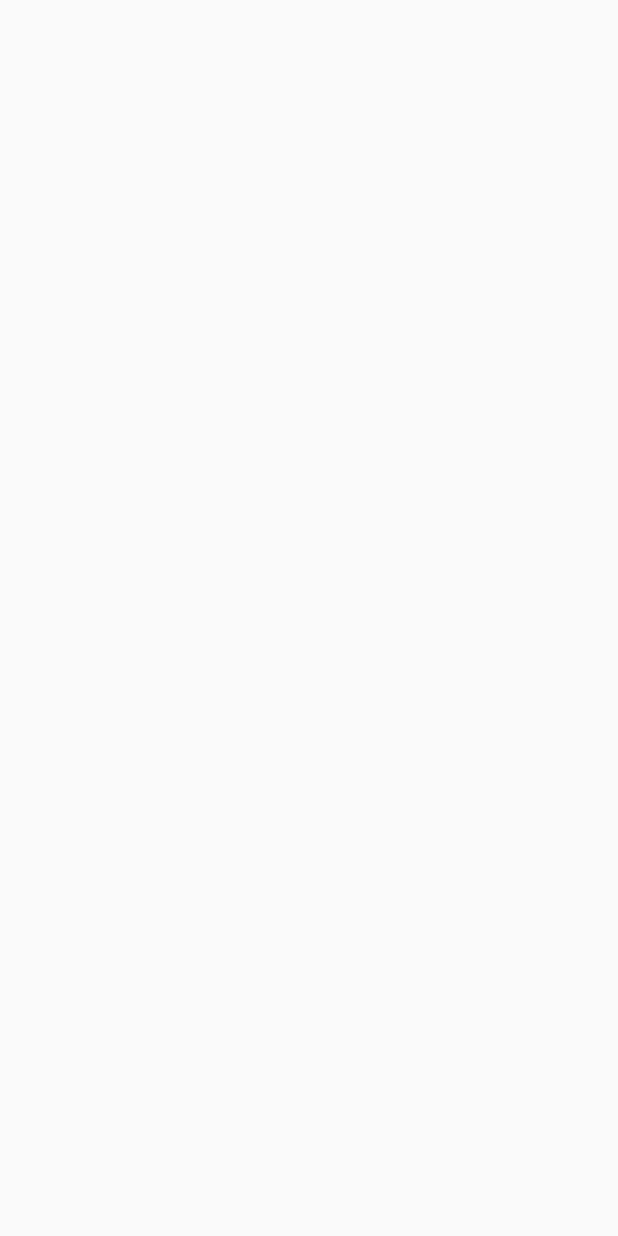
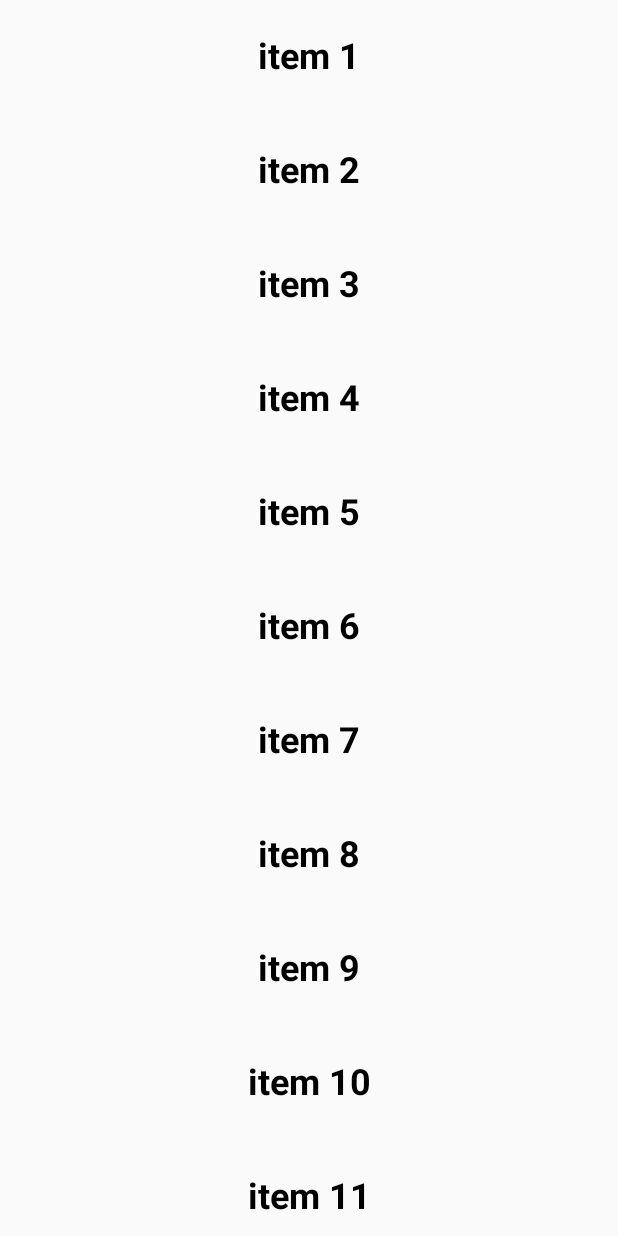
Before and after one commit to bartekkleczar/naukaKotlinAndroidYT, an Android app built with Jetpack Compose: the screen it shows after launch (MainActivity), on a phone screen of 412 x 824 dp. Before the commit the screen is empty. Run offline under Robolectric (Android 15) with nearby library versions, the phone set to English and light mode, and no system bars.

Commit message:
Column z .verticalScroll

```diff
--- a/app/src/main/java/pl/klenczi/jcomposelists/MainActivity.kt
+++ b/app/src/main/java/pl/klenczi/jcomposelists/MainActivity.kt
@@ -3,20 +3,45 @@ package pl.klenczi.jcomposelists
 import android.os.Bundle
 import androidx.activity.ComponentActivity
 import androidx.activity.compose.setContent
+import androidx.compose.foundation.layout.Column
 import androidx.compose.foundation.layout.fillMaxSize
+import androidx.compose.foundation.layout.fillMaxWidth
+import androidx.compose.foundation.layout.padding
+import androidx.compose.foundation.rememberScrollState
+import androidx.compose.foundation.verticalScroll
 import androidx.compose.material3.MaterialTheme
 import androidx.compose.material3.Surface
 import androidx.compose.material3.Text
 import androidx.compose.runtime.Composable
+import androidx.compose.ui.Alignment
 import androidx.compose.ui.Modifier
+import androidx.compose.ui.text.font.FontWeight
+import androidx.compose.ui.text.style.TextAlign
 import androidx.compose.ui.tooling.preview.Preview
+import androidx.compose.ui.unit.dp
+import androidx.compose.ui.unit.sp
 import pl.klenczi.jcomposelists.ui.theme.JComposeListsTheme
 
 class MainActivity : ComponentActivity() {
     override fun onCreate(savedInstanceState: Bundle?) {
         super.onCreate(savedInstanceState)
         setContent {
-
+            val scrollState = rememberScrollState()
+            Column(
+                modifier = Modifier.verticalScroll(scrollState)
+            ) {
+                for(i in 1..50){
+                    Text(
+                        text = "item $i",
+                        fontSize = 24.sp,
+                        fontWeight = FontWeight.Bold,
+                        textAlign = TextAlign.Center,
+                        modifier = Modifier
+                            .fillMaxWidth()
+                            .padding(vertical = 24.dp)
+                    )
+                }
+            }
         }
     }
 }
```
